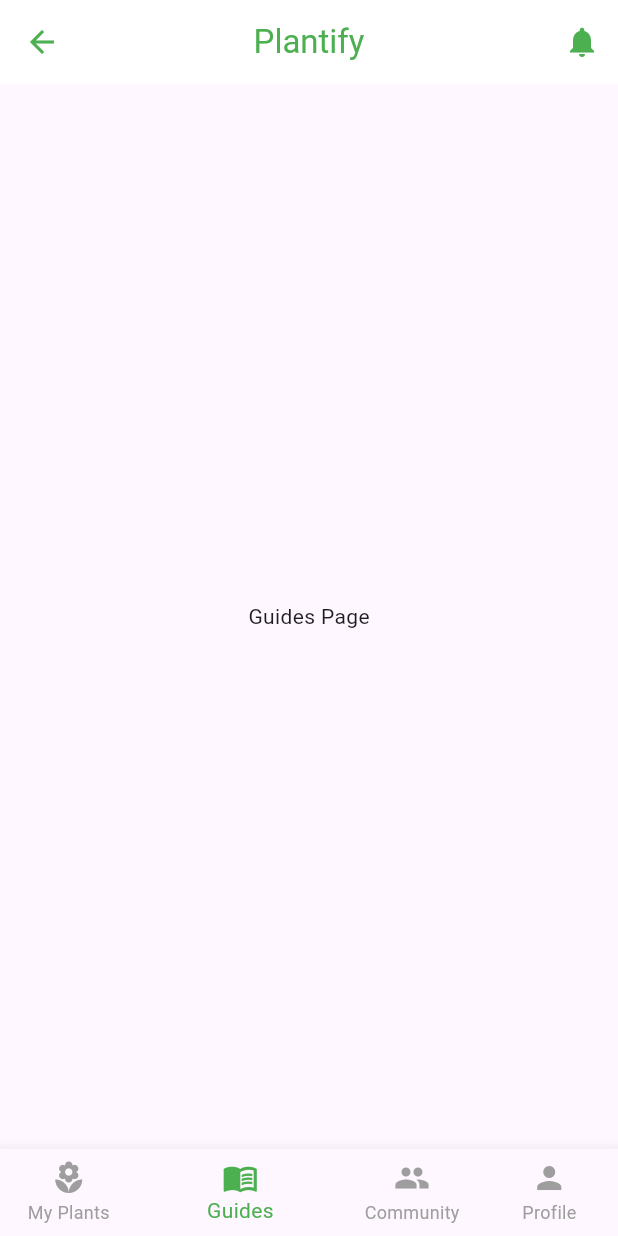
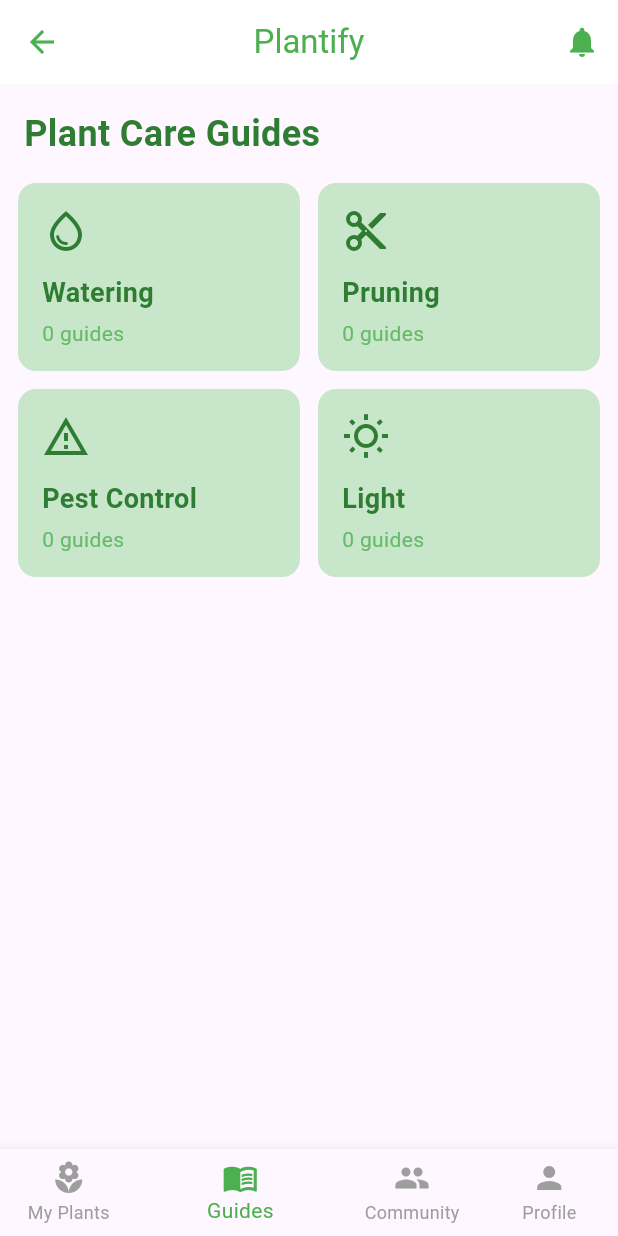
Before and after one commit to escape2005/Plant-Care-App, a Flutter app: the BottomNavScreen screen opened by its route, item 2 of the bottom bar chosen, on a phone screen of 412 x 824 dp. Run offline on Flutter 3.47's test engine with Material 3 defaults, Android fonts, the phone set to English and light mode, and no system bars; our stand-ins replace supabase_flutter, table_calendar; accounts and stored records are empty.

Commit message:
Guides Page

```diff
--- /dev/null
+++ b/plant_care_app/lib/models/guide.dart
@@ -0,0 +1,53 @@
+// lib/models/guide.dart
+import 'package:flutter/material.dart';
+
+class Guide {
+  final int id;
+  final String title;
+  final String category;
+  final String content;
+  final String? summary;
+  final String? imageUrl;
+  final DateTime createdAt;
+  final DateTime updatedAt;
+
+  Guide({
+    required this.id,
+    required this.title,
+    required this.category,
+    required this.content,
+    this.summary,
+    this.imageUrl,
+    required this.createdAt,
+    required this.updatedAt,
+  });
+
+  factory Guide.fromJson(Map<String, dynamic> json) {
+    return Guide(
+      id: json['id'],
+      title: json['title'],
+      category: json['category'],
+      content: json['content'],
+      summary: json['summary'],
+      imageUrl: json['image_url'],
+      createdAt: DateTime.parse(json['created_at']),
+      updatedAt: DateTime.parse(json['updated_at']),
+    );
+  }
+}
+
+class GuideCategory {
+  final String title;
+  final IconData icon;
+  final int count;
+  final Color color;
+  final Color textColor;
+
+  GuideCategory({
+    required this.title,
+    required this.icon,
+    required this.count,
+    required this.color,
+    required this.textColor,
+  });
+}
--- a/plant_care_app/lib/pages/bottom_nav.dart
+++ b/plant_care_app/lib/pages/bottom_nav.dart
@@ -1,7 +1,7 @@
 import 'package:flutter/material.dart';
+import 'package:plant_care_app/pages/guides/guides_page.dart';
 import 'package:plant_care_app/pages/profile/main_screen.dart';
 import 'my-plants/my_plant.dart';
-import 'guide/guides.dart';
 import 'community/community.dart';
 import 'profile/profile.dart';
 
@@ -17,7 +17,7 @@ class _BottomNavScreenState extends State<BottomNavScreen> {
 
   final List<Widget> _pages = [
     const MyPlantsScreen(),
-    const GuidesScreen(),
+    const GuidesPage(),
     const CommunityScreen(),
     const MainScreen(),
   ];
--- a/plant_care_app/lib/pages/guide/guides.dart
+++ /dev/null
@@ -1,12 +0,0 @@
-import 'package:flutter/material.dart';
-
-class GuidesScreen extends StatelessWidget {
-  const GuidesScreen({super.key});
-
-  @override
-  Widget build(BuildContext context) {
-    return const Center(
-      child: Text("Guides Page"),
-    );
-  }
-}
--- /dev/null
+++ b/plant_care_app/lib/pages/guides/guides_page.dart
@@ -0,0 +1,149 @@
+// lib/pages/guides/guides_page.dart
+import 'package:flutter/material.dart';
+import '../../models/guide.dart';
+import '../../services/guide_service.dart';
+import 'guides_list_page.dart';
+
+class GuidesPage extends StatelessWidget {
+  const GuidesPage({Key? key}) : super(key: key);
+
+  @override
+  Widget build(BuildContext context) {
+    // Define guide categories with their icons
+    final List<GuideCategory> categories = [
+      GuideCategory(
+        title: 'Watering',
+        icon: Icons.water_drop_outlined,
+        count: 0, // Will be updated from DB
+        color: Colors.green.shade100,
+        textColor: Colors.green.shade800,
+      ),
+      GuideCategory(
+        title: 'Pruning',
+        icon: Icons.content_cut_outlined,
+        count: 0, // Will be updated from DB
+        color: Colors.green.shade100,
+        textColor: Colors.green.shade800,
+      ),
+      GuideCategory(
+        title: 'Pest Control',
+        icon: Icons.warning_amber_outlined,
+        count: 0, // Will be updated from DB
+        color: Colors.green.shade100,
+        textColor: Colors.green.shade800,
+      ),
+      GuideCategory(
+        title: 'Light',
+        icon: Icons.wb_sunny_outlined,
+        count: 0, // Will be updated from DB
+        color: Colors.green.shade100,
+        textColor: Colors.green.shade800,
+      ),
+    ];
+
+    return Scaffold(
+      body: FutureBuilder<Map<String, int>>(
+        future: GuideService().getGuideCounts(),
+        builder: (context, snapshot) {
+          if (snapshot.connectionState == ConnectionState.waiting) {
+            return const Center(child: CircularProgressIndicator());
+          }
+
+          if (snapshot.hasData) {
+            final counts = snapshot.data!;
+            // Update the counts for each category
+            for (var i = 0; i < categories.length; i++) {
+              final category = categories[i];
+              categories[i] = GuideCategory(
+                title: category.title,
+                icon: category.icon,
+                count: counts[category.title.toLowerCase()] ?? 0,
+                color: category.color,
+                textColor: category.textColor,
+              );
+            }
+          }
+
+          return Column(
+            crossAxisAlignment: CrossAxisAlignment.start,
+            children: [
+              Padding(
+                padding: const EdgeInsets.all(16.0),
+                child: Text(
+                  'Plant Care Guides',
+                  style: TextStyle(
+                    fontSize: 24,
+                    fontWeight: FontWeight.bold,
+                    color: Colors.green.shade800,
+                  ),
+                ),
+              ),
+              Expanded(
+                child: Padding(
+                  padding: const EdgeInsets.symmetric(horizontal: 12.0),
+                  child: GridView.builder(
+                    gridDelegate: const SliverGridDelegateWithFixedCrossAxisCount(
+                      crossAxisCount: 2,
+                      crossAxisSpacing: 12,
+                      mainAxisSpacing: 12,
+                      childAspectRatio: 1.5,
+                    ),
+                    itemCount: categories.length,
+                    itemBuilder: (context, index) {
+                      final category = categories[index];
+                      return GestureDetector(
+                        onTap: () {
+                          Navigator.push(
+                            context,
+                            MaterialPageRoute(
+                              builder: (context) => GuidesListPage(category: category),
+                            ),
+                          );
+                        },
+                        child: Container(
+                          decoration: BoxDecoration(
+                            color: category.color,
+                            borderRadius: BorderRadius.circular(12),
+                          ),
+                          padding: const EdgeInsets.all(16),
+                          child: Column(
+                            crossAxisAlignment: CrossAxisAlignment.start,
+                            mainAxisAlignment: MainAxisAlignment.center,
+                            children: [
+                              Icon(
+                                category.icon,
+                                color: category.textColor,
+                                size: 32,
+                              ),
+                              const SizedBox(height: 12),
+                              Text(
+                                category.title,
+                                style: TextStyle(
+                                  fontSize: 18,
+                                  fontWeight: FontWeight.bold,
+                                  color: category.textColor,
+                                ),
+                              ),
+                              const SizedBox(height: 4),
+                              Text(
+                                '${category.count} guides',
+                                style: TextStyle(
+                                  fontSize: 14,
+                                  color: Colors.green.shade400,
+                                ),
+                              ),
+                            ],
+                          ),
+                        ),
+                      );
+                    },
+                  ),
+                ),
+              ),
+            ],
+          );
+        },
+      ),
+    );
+  }
+}
```
Also changed, not shown: plant_care_app/lib/pages/guides/guide_detail_page.dart (added, +81 -0 lines), plant_care_app/lib/pages/guides/guides_list_page.dart (added, +132 -0 lines), plant_care_app/lib/services/guide_service.dart (added, +122 -0 lines).
